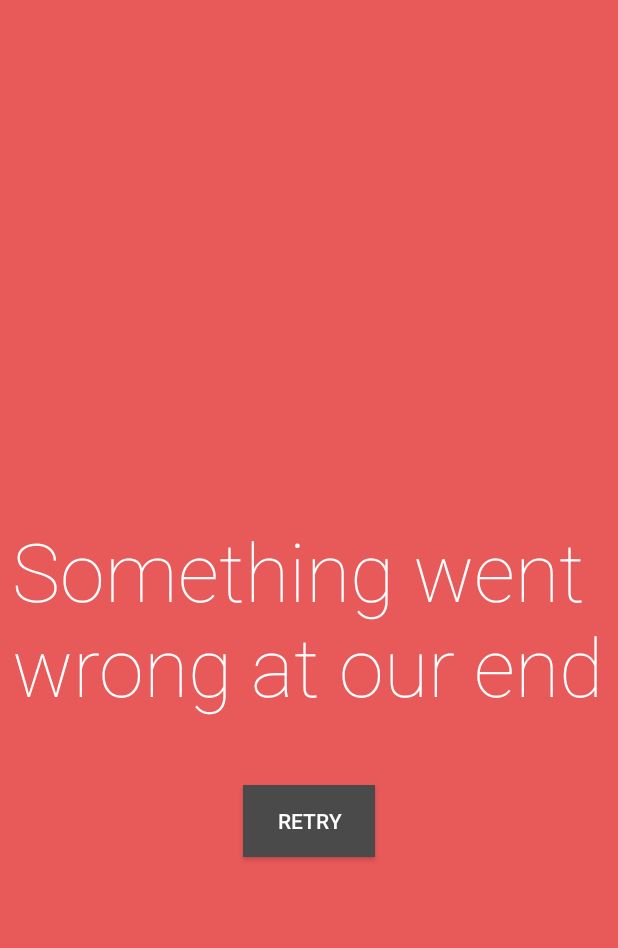
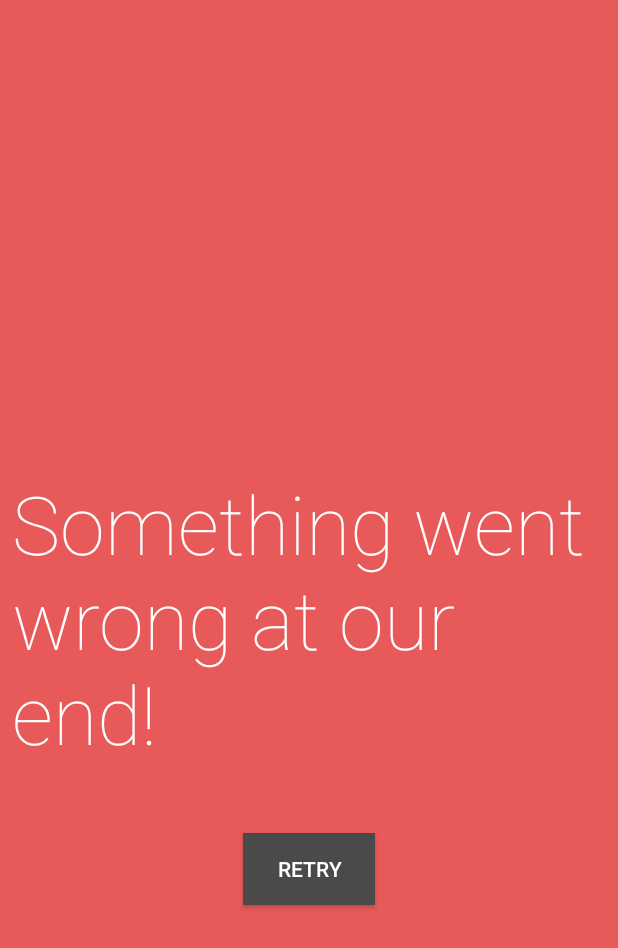
Before and after one commit to anuj-github/WeatherApp, an Android app: the layout show_error_layout.xml on its own in the app's theme, with its tools: preview values and no code run, on a phone screen of 412 x 824 dp. Shown: the top 948 px of the screen. Run offline under Robolectric (Android 15) with nearby library versions, the phone set to English and light mode, and no system bars.

Commit message:
Refactor styles

```diff
--- a/app/src/main/res/values/dimens.xml
+++ b/app/src/main/res/values/dimens.xml
@@ -8,4 +8,6 @@
     <dimen name="margin_medium">16dp</dimen>
     <dimen name="text_size_16">16sp</dimen>
     <dimen name="card_height">96dp</dimen>
+    <dimen name="linlayoutWeatherTop">56dp</dimen>
+    <dimen name="linlayoutweatherBottom">62dp</dimen>
 </resources>
--- a/app/src/main/res/values/strings.xml
+++ b/app/src/main/res/values/strings.xml
@@ -6,7 +6,7 @@
     <string name="permission_error">Permission Denied, You cannot access weather data.</string>
     <string name="gps_network_not_enabled">Enable Location and retry.</string>
     <string name="open_location_settings">Open Setting</string>
-    <string name="error">Something went wrong at our end</string>
+    <string name="error">Something went wrong at our end!</string>
     <string name="retry">RETRY</string>
     <string name="enablegps">Please enable Location/GPS.</string>
     <string name="internet_not_available">Check your internet connection.</string>
```
Also changed, not shown: app/src/main/res/layout/weather_layout.xml (+4 -4 lines), app/src/main/res/values/styles.xml (+6 -3 lines).
